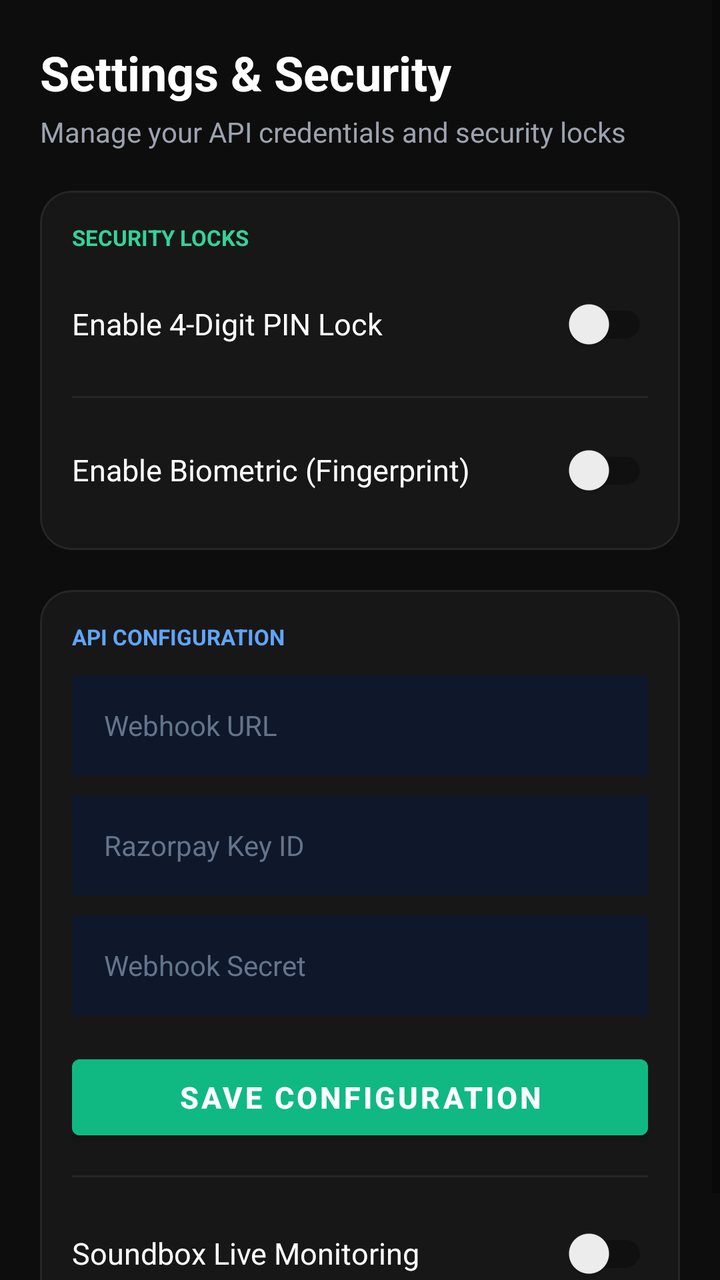
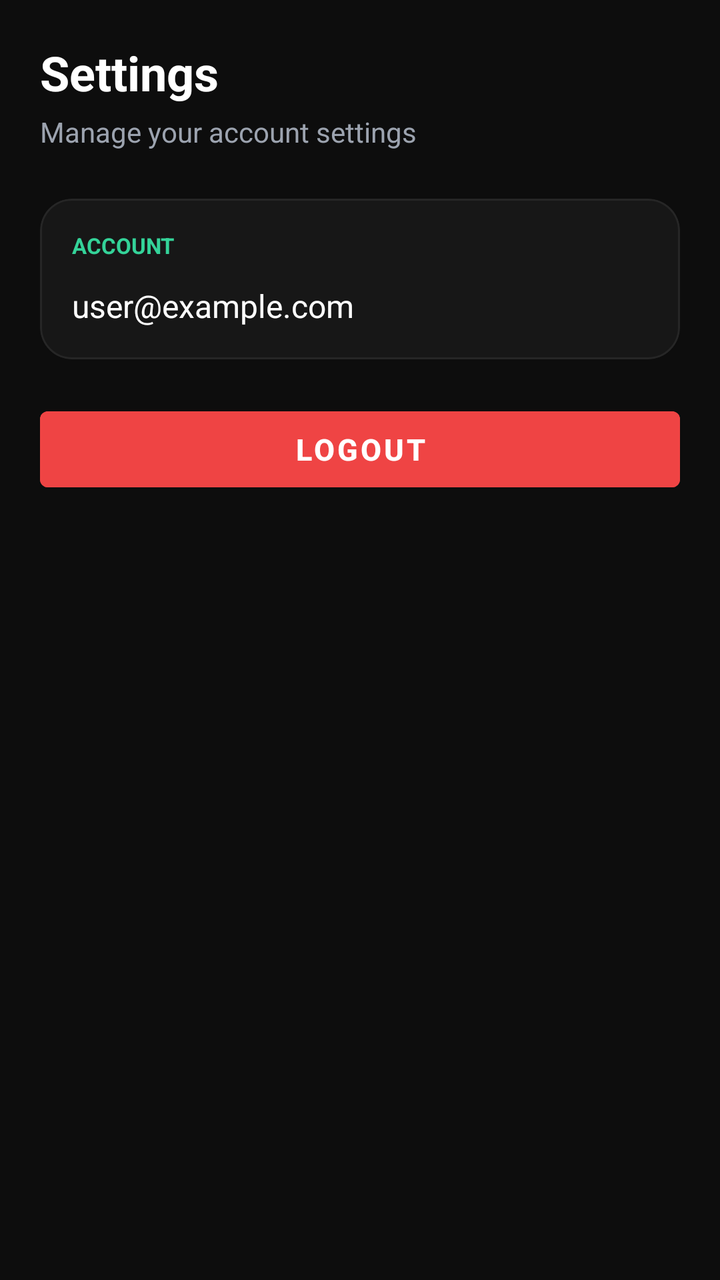

Screens rendered from an Android XML layout before and after an edit, with the pre-edit source and the edit as a unified diff.
<!-- AndroidManifest.xml: application theme Theme.RazorpaySoundbox -->
<!-- res/layout/fragment_settings.xml -->
<?xml version="1.0" encoding="utf-8"?>
<ScrollView xmlns:android="http://schemas.android.com/apk/res/android"
    xmlns:app="http://schemas.android.com/apk/res-auto"
    android:layout_width="match_parent"
    android:layout_height="match_parent"
    android:background="@color/bg_dark"
    android:fillViewport="true">

    <LinearLayout
        android:layout_width="match_parent"
        android:layout_height="wrap_content"
        android:orientation="vertical"
        android:padding="20dp">

        <TextView
            android:layout_width="wrap_content"
            android:layout_height="wrap_content"
            android:text="Settings &amp; Security"
            android:textColor="@android:color/white"
            android:textSize="24sp"
            android:textStyle="bold" />

        <TextView
            android:layout_width="wrap_content"
            android:layout_height="wrap_content"
            android:layout_marginTop="4dp"
            android:layout_marginBottom="20dp"
            android:text="Manage your API credentials and security locks"
            android:textColor="#9CA3AF"
            android:textSize="14sp" />

        
        <com.google.android.material.card.MaterialCardView
            android:layout_width="match_parent"
            android:layout_height="wrap_content"
            android:layout_marginBottom="20dp"
            app:cardBackgroundColor="@color/card_dark"
            app:cardCornerRadius="16dp"
            app:cardElevation="0dp"
            app:strokeColor="#262626"
            app:strokeWidth="1dp">

            <LinearLayout
                android:layout_width="match_parent"
                android:layout_height="wrap_content"
                android:orientation="vertical"
                android:padding="16dp">

                <TextView
                    android:layout_width="wrap_content"
                    android:layout_height="wrap_content"
                    android:text="SECURITY LOCKS"
                    android:textColor="#34D399"
                    android:textSize="11sp"
                    android:textStyle="bold" />

                
                <androidx.appcompat.widget.SwitchCompat
                    android:id="@+id/switchPinLock"
                    android:layout_width="match_parent"
                    android:layout_height="wrap_content"
                    android:layout_marginTop="12dp"
                    android:text="Enable 4-Digit PIN Lock"
                    android:textColor="@android:color/white"
                    android:textSize="15sp" />

                <View
                    android:layout_width="match_parent"
                    android:layout_height="1dp"
                    android:layout_marginVertical="12dp"
                    android:background="#262626" />

                
                <androidx.appcompat.widget.SwitchCompat
                    android:id="@+id/switchBiometric"
                    android:layout_width="match_parent"
                    android:layout_height="wrap_content"
                    android:text="Enable Biometric (Fingerprint)"
                    android:textColor="@android:color/white"
                    android:textSize="15sp" />
            </LinearLayout>
        </com.google.android.material.card.MaterialCardView>

        
        <com.google.android.material.card.MaterialCardView
            android:layout_width="match_parent"
            android:layout_height="wrap_content"
            app:cardBackgroundColor="@color/card_dark"
            app:cardCornerRadius="16dp"
            app:cardElevation="0dp"
            app:strokeColor="#262626"
            app:strokeWidth="1dp">

            <LinearLayout
                android:layout_width="match_parent"
                android:layout_height="wrap_content"
                android:orientation="vertical"
                android:padding="16dp">

                <TextView
                    android:layout_width="wrap_content"
                    android:layout_height="wrap_content"
                    android:text="API CONFIGURATION"
                    android:textColor="#60A5FA"
                    android:textSize="11sp"
                    android:textStyle="bold" />

                <EditText
                    android:id="@+id/etWebhookUrl"
                    android:layout_width="match_parent"
                    android:layout_height="50dp"
                    android:layout_marginTop="12dp"
                    android:background="#0F172A"
                    android:hint="Webhook URL"
                    android:paddingHorizontal="16dp"
                    android:textColor="@android:color/white"
                    android:textColorHint="#64748B"
                    android:textSize="14sp" />

                <EditText
                    android:id="@+id/etRazorpayKey"
                    android:layout_width="match_parent"
                    android:layout_height="50dp"
                    android:layout_marginTop="10dp"
                    android:background="#0F172A"
                    android:hint="Razorpay Key ID"
                    android:paddingHorizontal="16dp"
                    android:textColor="@android:color/white"
                    android:textColorHint="#64748B"
                    android:textSize="14sp" />

                <EditText
                    android:id="@+id/etWebhookSecret"
                    android:layout_width="match_parent"
                    android:layout_height="50dp"
                    android:layout_marginTop="10dp"
                    android:background="#0F172A"
                    android:hint="Webhook Secret"
                    android:inputType="textPassword"
                    android:paddingHorizontal="16dp"
                    android:textColor="@android:color/white"
                    android:textColorHint="#64748B"
                    android:textSize="14sp" />

                <Button
                    android:id="@+id/btnSaveConfig"
                    android:layout_width="match_parent"
                    android:layout_height="50dp"
                    android:layout_marginTop="16dp"
                    android:backgroundTint="#10B981"
                    android:text="Save Configuration"
                    android:textColor="@android:color/white"
                    android:textSize="15sp"
                    android:textStyle="bold" />

                <View
                    android:layout_width="match_parent"
                    android:layout_height="1dp"
                    android:layout_marginVertical="14dp"
                    android:background="#262626" />

                
                <androidx.appcompat.widget.SwitchCompat
                    android:id="@+id/switchMonitoring"
                    android:layout_width="match_parent"
                    android:layout_height="wrap_content"
                    android:text="Soundbox Live Monitoring"
                    android:textColor="@android:color/white"
                    android:textSize="15sp" />

            </LinearLayout>
        </com.google.android.material.card.MaterialCardView>

    </LinearLayout>
</ScrollView>
<!-- resources referenced by this layout -->
<resources>
  <color name="bg_dark">#0D0D0D</color>
  <color name="card_dark">#171717</color>
  <style name="Theme.RazorpaySoundbox" parent="Theme.MaterialComponents.DayNight.DarkActionBar">
          <item name="colorPrimary">@color/primary_accent</item>
          <item name="colorSecondary">@color/accent_blue</item>
          <item name="android:windowBackground">@color/bg_dark</item>
      </style>
  <color name="primary_accent">#00E676</color>
  <color name="accent_blue">#2979FF</color>
</resources>

<!-- the commit's change to res/layout/fragment_settings.xml (unified diff, before → after) -->
@@ -3,7 +3,7 @@
     xmlns:app="http://schemas.android.com/apk/res-auto"
     android:layout_width="match_parent"
     android:layout_height="match_parent"
-    android:background="@color/bg_dark"
+    android:background="#0D0D0D"
     android:fillViewport="true">
 
     <LinearLayout
@@ -15,7 +15,7 @@
         <TextView
             android:layout_width="wrap_content"
             android:layout_height="wrap_content"
-            android:text="Settings &amp; Security"
+            android:text="Settings"
             android:textColor="@android:color/white"
             android:textSize="24sp"
             android:textStyle="bold" />
@@ -24,8 +24,8 @@
             android:layout_width="wrap_content"
             android:layout_height="wrap_content"
             android:layout_marginTop="4dp"
-            android:layout_marginBottom="20dp"
-            android:text="Manage your API credentials and security locks"
+            android:layout_marginBottom="24dp"
+            android:text="Manage your account settings"
             android:textColor="#9CA3AF"
             android:textSize="14sp" />
 
@@ -34,7 +34,7 @@
             android:layout_width="match_parent"
             android:layout_height="wrap_content"
             android:layout_marginBottom="20dp"
-            app:cardBackgroundColor="@color/card_dark"
+            app:cardBackgroundColor="#171717"
             app:cardCornerRadius="16dp"
             app:cardElevation="0dp"
             app:strokeColor="#262626"
@@ -49,127 +49,33 @@
                 <TextView
                     android:layout_width="wrap_content"
                     android:layout_height="wrap_content"
-                    android:text="SECURITY LOCKS"
+                    android:text="ACCOUNT"
                     android:textColor="#34D399"
                     android:textSize="11sp"
                     android:textStyle="bold" />
 
-                
-                <androidx.appcompat.widget.SwitchCompat
-                    android:id="@+id/switchPinLock"
+                <TextView
+                    android:id="@+id/tvUserEmail"
                     android:layout_width="match_parent"
                     android:layout_height="wrap_content"
                     android:layout_marginTop="12dp"
-                    android:text="Enable 4-Digit PIN Lock"
+                    android:text="user@example.com"
                     android:textColor="@android:color/white"
-                    android:textSize="15sp" />
+                    android:textSize="16sp" />
 
-                <View
-                    android:layout_width="match_parent"
-                    android:layout_height="1dp"
-                    android:layout_marginVertical="12dp"
-                    android:background="#262626" />
-
-                
-                <androidx.appcompat.widget.SwitchCompat
-                    android:id="@+id/switchBiometric"
-                    android:layout_width="match_parent"
-                    android:layout_height="wrap_content"
-                    android:text="Enable Biometric (Fingerprint)"
-                    android:textColor="@android:color/white"
-                    android:textSize="15sp" />
             </LinearLayout>
         </com.google.android.material.card.MaterialCardView>
 
         
-        <com.google.android.material.card.MaterialCardView
+        <Button
+            android:id="@+id/btnLogout"
             android:layout_width="match_parent"
-            android:layout_height="wrap_content"
-            app:cardBackgroundColor="@color/card_dark"
-            app:cardCornerRadius="16dp"
-            app:cardElevation="0dp"
-            app:strokeColor="#262626"
-            app:strokeWidth="1dp">
-
-            <LinearLayout
-                android:layout_width="match_parent"
-                android:layout_height="wrap_content"
-                android:orientation="vertical"
-                android:padding="16dp">
-
-                <TextView
-                    android:layout_width="wrap_content"
-                    android:layout_height="wrap_content"
-                    android:text="API CONFIGURATION"
-                    android:textColor="#60A5FA"
-                    android:textSize="11sp"
-                    android:textStyle="bold" />
-
-                <EditText
-                    android:id="@+id/etWebhookUrl"
-                    android:layout_width="match_parent"
-                    android:layout_height="50dp"
-                    android:layout_marginTop="12dp"
-                    android:background="#0F172A"
-                    android:hint="Webhook URL"
-                    android:paddingHorizontal="16dp"
-                    android:textColor="@android:color/white"
-                    android:textColorHint="#64748B"
-                    android:textSize="14sp" />
-
-                <EditText
-                    android:id="@+id/etRazorpayKey"
-                    android:layout_width="match_parent"
-                    android:layout_height="50dp"
-                    android:layout_marginTop="10dp"
-                    android:background="#0F172A"
-                    android:hint="Razorpay Key ID"
-                    android:paddingHorizontal="16dp"
-                    android:textColor="@android:color/white"
-                    android:textColorHint="#64748B"
-                    android:textSize="14sp" />
-
-                <EditText
-                    android:id="@+id/etWebhookSecret"
-                    android:layout_width="match_parent"
-                    android:layout_height="50dp"
-                    android:layout_marginTop="10dp"
-                    android:background="#0F172A"
-                    android:hint="Webhook Secret"
-                    android:inputType="textPassword"
-                    android:paddingHorizontal="16dp"
-                    android:textColor="@android:color/white"
-                    android:textColorHint="#64748B"
-                    android:textSize="14sp" />
-
-                <Button
-                    android:id="@+id/btnSaveConfig"
-                    android:layout_width="match_parent"
-                    android:layout_height="50dp"
-                    android:layout_marginTop="16dp"
-                    android:backgroundTint="#10B981"
-                    android:text="Save Configuration"
-                    android:textColor="@android:color/white"
-                    android:textSize="15sp"
-                    android:textStyle="bold" />
-
-                <View
-                    android:layout_width="match_parent"
-                    android:layout_height="1dp"
-                    android:layout_marginVertical="14dp"
-                    android:background="#262626" />
-
-                
-                <androidx.appcompat.widget.SwitchCompat
-                    android:id="@+id/switchMonitoring"
-                    android:layout_width="match_parent"
-                    android:layout_height="wrap_content"
-                    android:text="Soundbox Live Monitoring"
-                    android:textColor="@android:color/white"
-                    android:textSize="15sp" />
-
-            </LinearLayout>
-        </com.google.android.material.card.MaterialCardView>
+            android:layout_height="50dp"
+            android:backgroundTint="#EF4444"
+            android:text="Logout"
+            android:textColor="@android:color/white"
+            android:textSize="15sp"
+            android:textStyle="bold" />
 
     </LinearLayout>
 </ScrollView>
<!-- resource entries referenced after the edit -->
@@ -1,7 +1,6 @@
 <!-- resources referenced by this layout -->
 <resources>
   <color name="bg_dark">#0D0D0D</color>
-  <color name="card_dark">#171717</color>
   <style name="Theme.RazorpaySoundbox" parent="Theme.MaterialComponents.DayNight.DarkActionBar">
           <item name="colorPrimary">@color/primary_accent</item>
           <item name="colorSecondary">@color/accent_blue</item>
